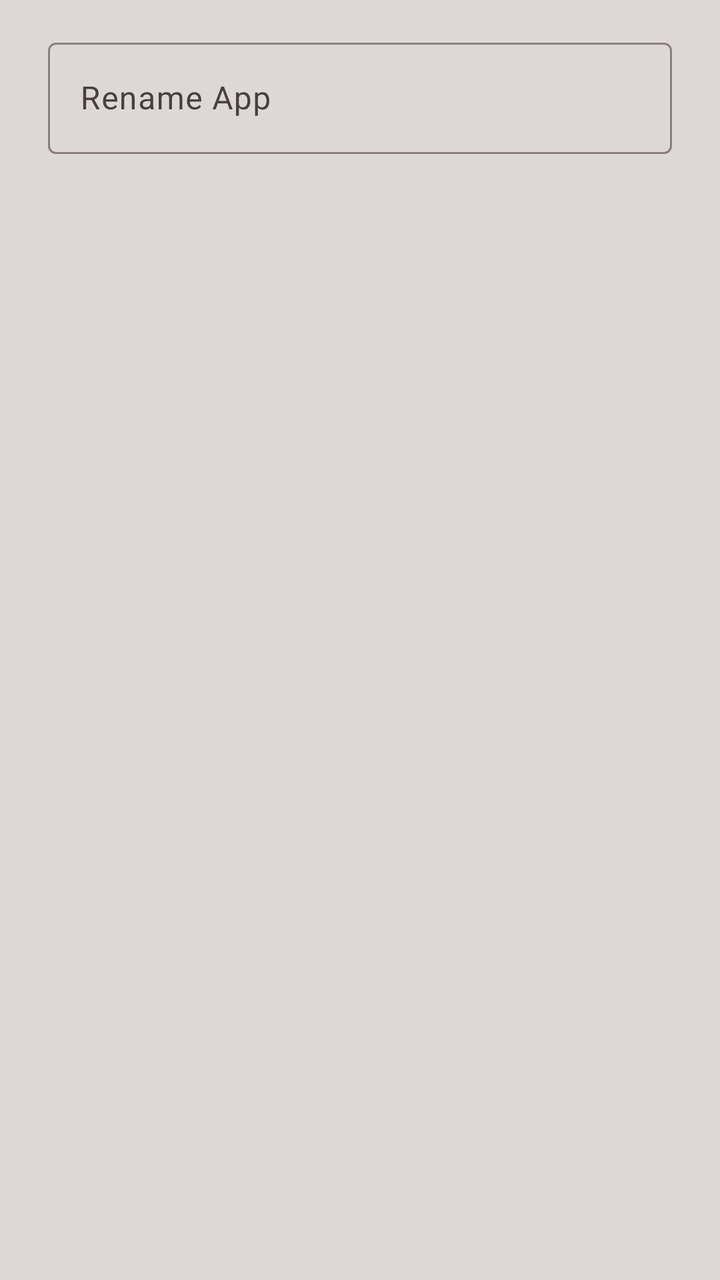
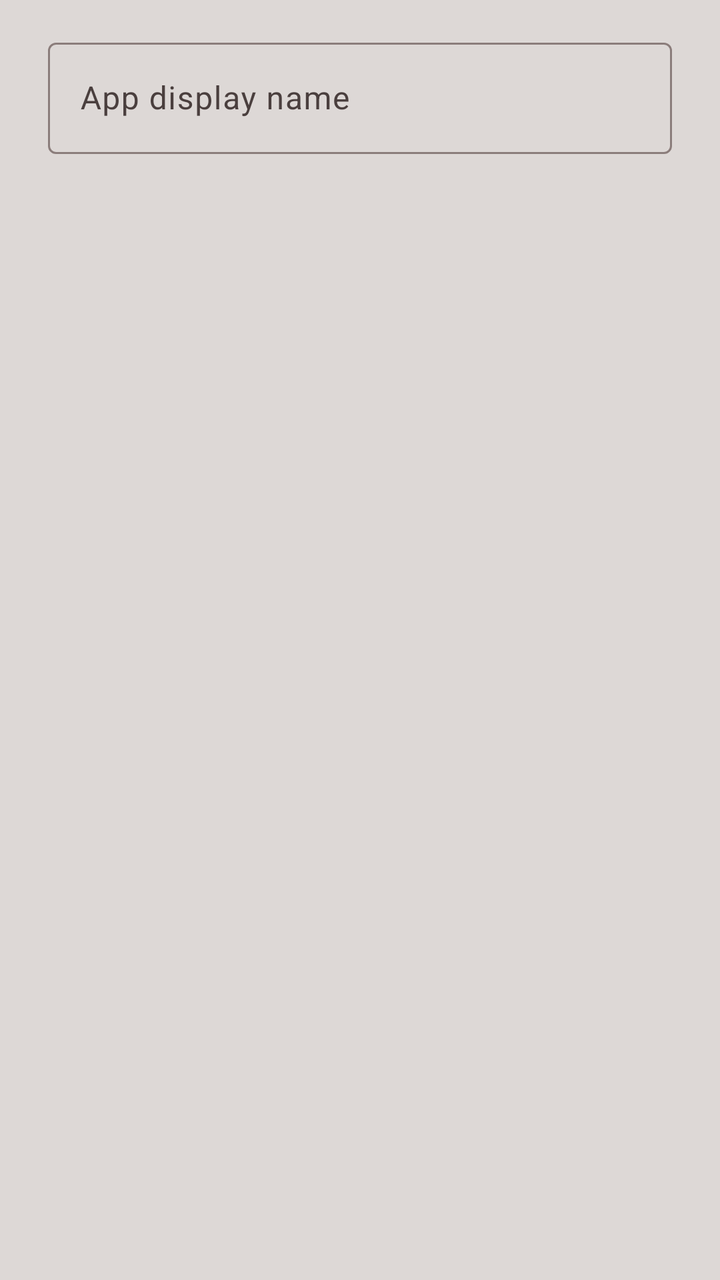

Compare the two renders of this Android layout. The source of the first and the diff that turns it into the second are given below.
<!-- AndroidManifest.xml: application theme Theme.DNSToggle -->
<!-- res/layout/dialog_text_input.xml -->
<?xml version="1.0" encoding="utf-8"?>
<androidx.core.widget.NestedScrollView xmlns:android="http://schemas.android.com/apk/res/android"
	android:layout_width="match_parent"
	android:layout_height="wrap_content"
	android:fillViewport="true">

	<LinearLayout
		android:layout_width="match_parent"
		android:layout_height="wrap_content"
		android:orientation="vertical"
		android:paddingStart="24dp"
		android:paddingTop="16dp"
		android:paddingEnd="24dp"
		android:paddingBottom="0dp">

		<com.google.android.material.textfield.TextInputLayout
			android:id="@+id/textInputLayout"
			style="@style/Widget.Material3.TextInputLayout.OutlinedBox"
			android:layout_width="match_parent"
			android:layout_height="wrap_content"
			android:hint="@string/rename_app">

			<com.google.android.material.textfield.TextInputEditText
				android:id="@+id/etInput"
				android:layout_width="match_parent"
				android:layout_height="wrap_content"
				android:imeOptions="actionDone"
				android:inputType="textUri"
				android:maxLines="1"
				android:singleLine="true" />

		</com.google.android.material.textfield.TextInputLayout>

	</LinearLayout>
</androidx.core.widget.NestedScrollView>
<!-- resources referenced by this layout -->
<resources>
  <string name="rename_app">Rename App</string>
  <style name="Theme.DNSToggle" parent="Theme.Material3.DayNight.NoActionBar">
  		
  		<item name="colorPrimary">@color/light_accent</item>
  		<item name="colorOnPrimary">@color/white</item>
  
  		
  		<item name="colorSecondaryContainer">@color/light_neutral</item>
  		<item name="colorOnSecondaryContainer">@color/light_text</item>
  
  		
  		<item name="android:colorBackground">@color/light_background</item>
  		<item name="colorSurface">@color/light_background</item>
  		<item name="colorOnSurface">@color/light_text</item>
  		<item name="colorOnSurfaceVariant">@color/light_text_variant</item>
  		<item name="android:textColorPrimary">@color/light_text</item>
  
  		
  		<item name="colorOutline">@color/light_outline</item>
  
  		<item name="warning_color">@color/warning_color</item>
  
  		
  		<item name="android:statusBarColor">?attr/colorSurface</item>
  		<item name="android:windowLightStatusBar">true</item>
  	</style>
  <color name="light_accent">#6d0a1f</color>
  <color name="white">#FFFFFFFF</color>
  <color name="light_neutral">#cbc7c5</color>
  <color name="light_text">#221a1f</color>
  <color name="light_background">#ddd8d6</color>
  <color name="light_text_variant">#4a3f3e</color>
  <color name="light_outline">#8b7d7b</color>
  <color name="warning_color">#a35b12</color>
</resources>

<!-- the commit's change to res/layout/dialog_text_input.xml (unified diff, before → after) -->
@@ -18,7 +18,7 @@
 			style="@style/Widget.Material3.TextInputLayout.OutlinedBox"
 			android:layout_width="match_parent"
 			android:layout_height="wrap_content"
-			android:hint="@string/rename_app">
+			android:hint="@string/rename_app_hint">
 
 			<com.google.android.material.textfield.TextInputEditText
 				android:id="@+id/etInput"
<!-- resource entries referenced after the edit -->
@@ -1,6 +1,6 @@
 <!-- resources referenced by this layout -->
 <resources>
-  <string name="rename_app">Rename App</string>
+  <string name="rename_app_hint">App display name</string>
   <style name="Theme.DNSToggle" parent="Theme.Material3.DayNight.NoActionBar">
   		
   		<item name="colorPrimary">@color/light_accent</item>
